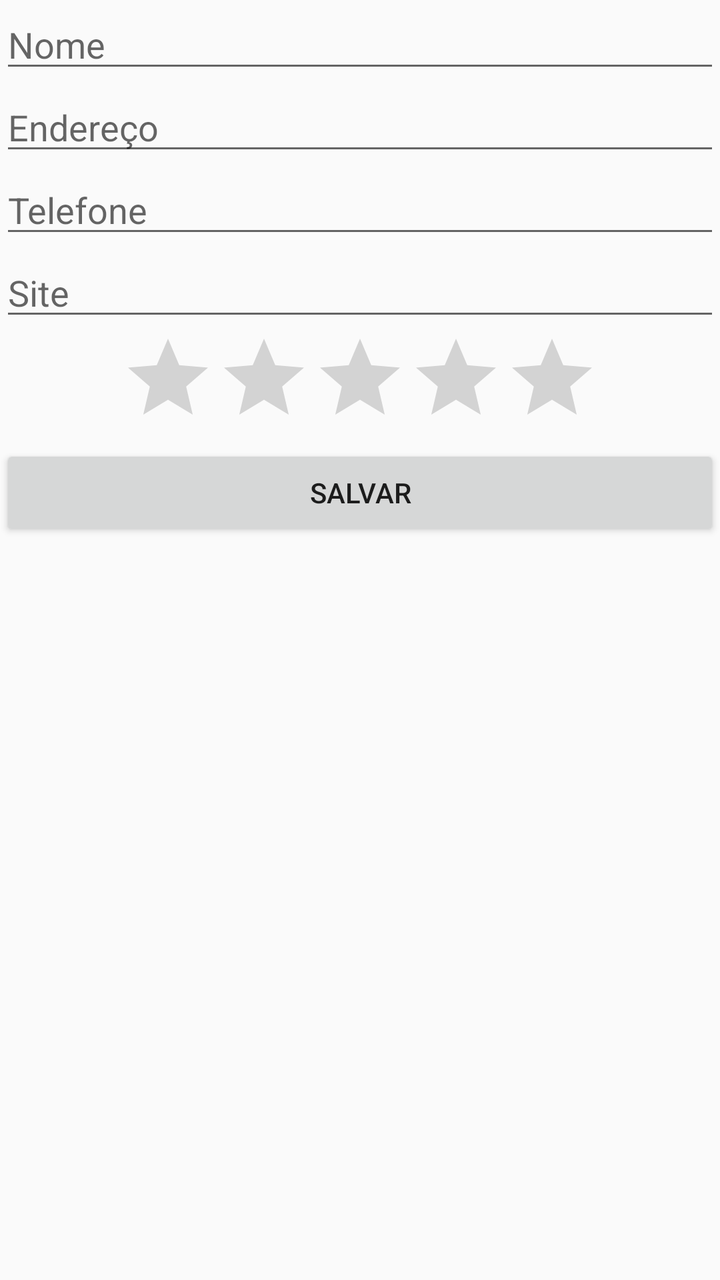
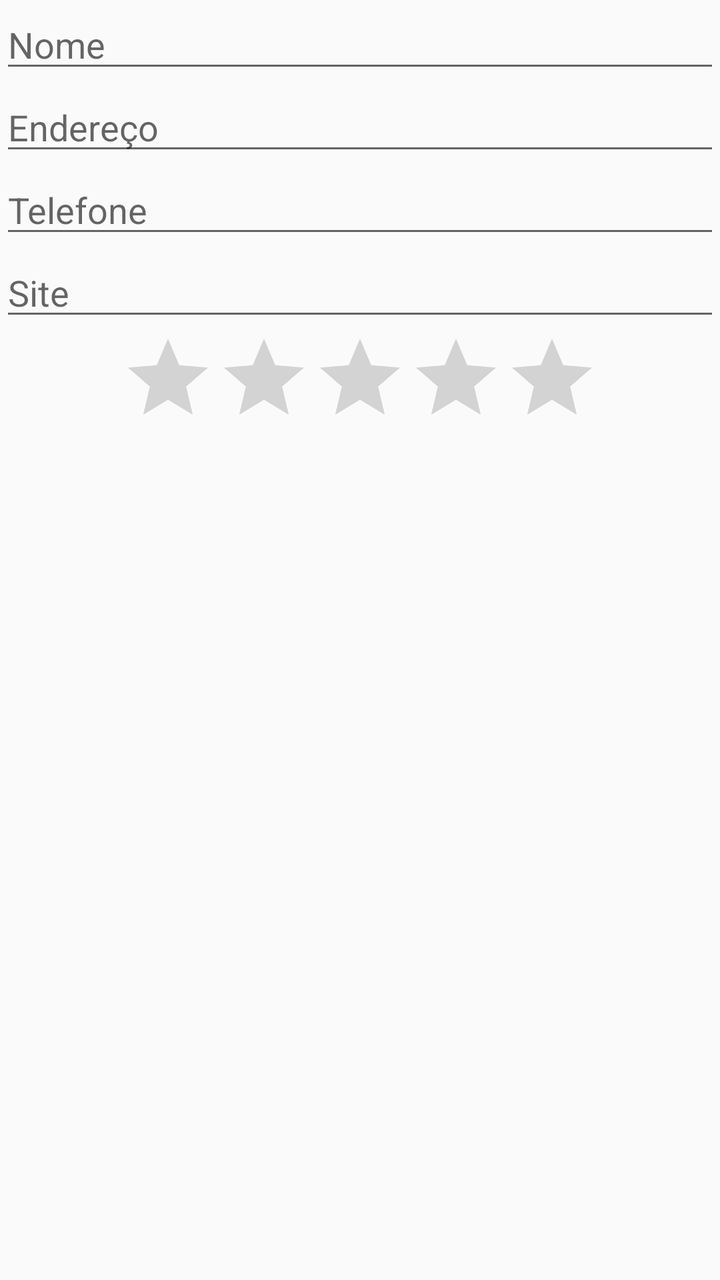

Before-and-after screenshots of an Android layout around one commit, followed by the original layout XML and the change that was made.
<!-- AndroidManifest.xml: application theme AppTheme -->
<!-- res/layout/activity_formulario.xml -->
<?xml version="1.0" encoding="utf-8"?>
<ScrollView android:layout_width="match_parent"
    android:layout_height="match_parent"
    xmlns:android="http://schemas.android.com/apk/res/android" >

    <LinearLayout
        android:id="@+id/activity_formulario"
        android:layout_width="match_parent"
        android:layout_height="match_parent"
        android:orientation="vertical">

        <EditText
            android:id="@+id/formulario_nome"
            android:hint="Nome"
            android:layout_width="match_parent"
            android:layout_height="wrap_content" />

        <EditText
            android:id="@+id/formulario_endereco"
            android:hint="Endereço"
            android:layout_width="match_parent"
            android:layout_height="wrap_content" />

        <EditText
            android:id="@+id/formulario_telefone"
            android:hint="Telefone"
            android:layout_width="match_parent"
            android:layout_height="wrap_content" />

        <EditText
            android:id="@+id/formulario_site"
            android:hint="Site"
            android:layout_width="match_parent"
            android:layout_height="wrap_content" />

        <RatingBar
            android:id="@+id/formulario_nota"
            android:numStars="5"
            android:max="10"
            android:layout_gravity="center"
            android:layout_width="wrap_content"
            android:layout_height="wrap_content" />

        <Button
            android:id="@+id/formulario_salvar"
            android:text="Salvar"
            android:layout_width="match_parent"
            android:layout_height="wrap_content" />
    </LinearLayout>
</ScrollView>
<!-- resources referenced by this layout -->
<resources>
  <style name="AppTheme" parent="Theme.AppCompat.Light.DarkActionBar">
          
          <item name="colorPrimary">@color/colorPrimary</item>
          <item name="colorPrimaryDark">@color/colorPrimaryDark</item>
          <item name="colorAccent">@color/colorAccent</item>
      </style>
  <color name="colorPrimary">#3F51B5</color>
  <color name="colorPrimaryDark">#303F9F</color>
  <color name="colorAccent">#FF4081</color>
</resources>

<!-- the commit's change to res/layout/activity_formulario.xml (unified diff, before → after) -->
@@ -41,10 +41,10 @@
             android:layout_width="wrap_content"
             android:layout_height="wrap_content" />
 
-        <Button
-            android:id="@+id/formulario_salvar"
-            android:text="Salvar"
-            android:layout_width="match_parent"
-            android:layout_height="wrap_content" />
+        
+            
+            
+            
+            
     </LinearLayout>
 </ScrollView>
